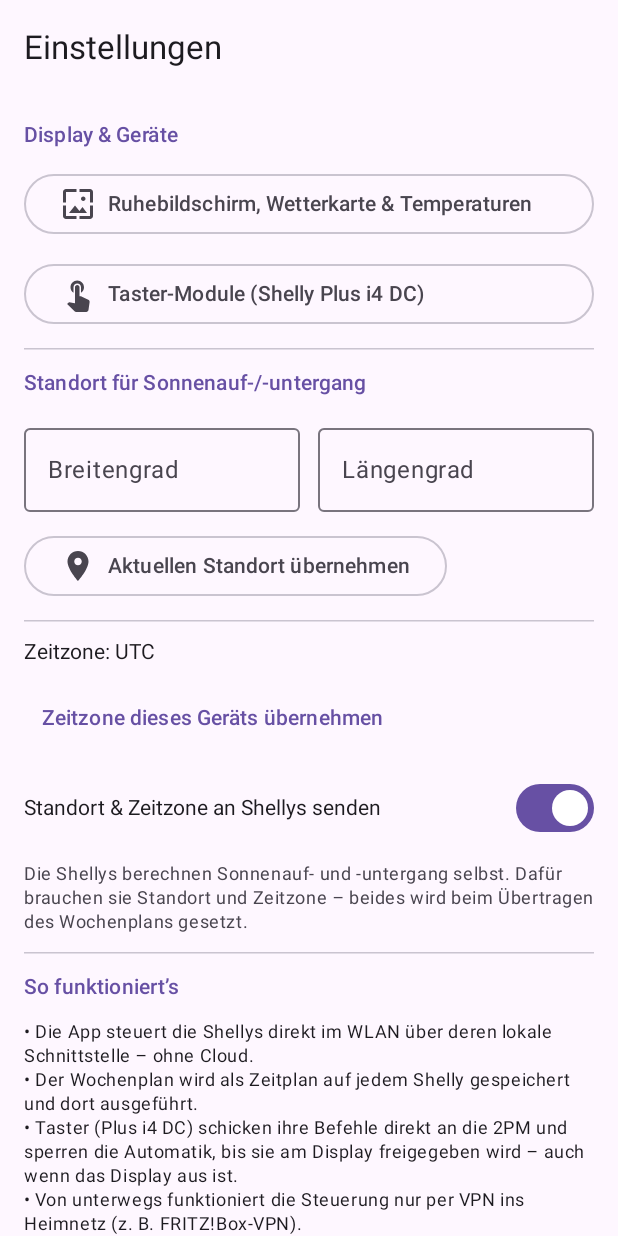
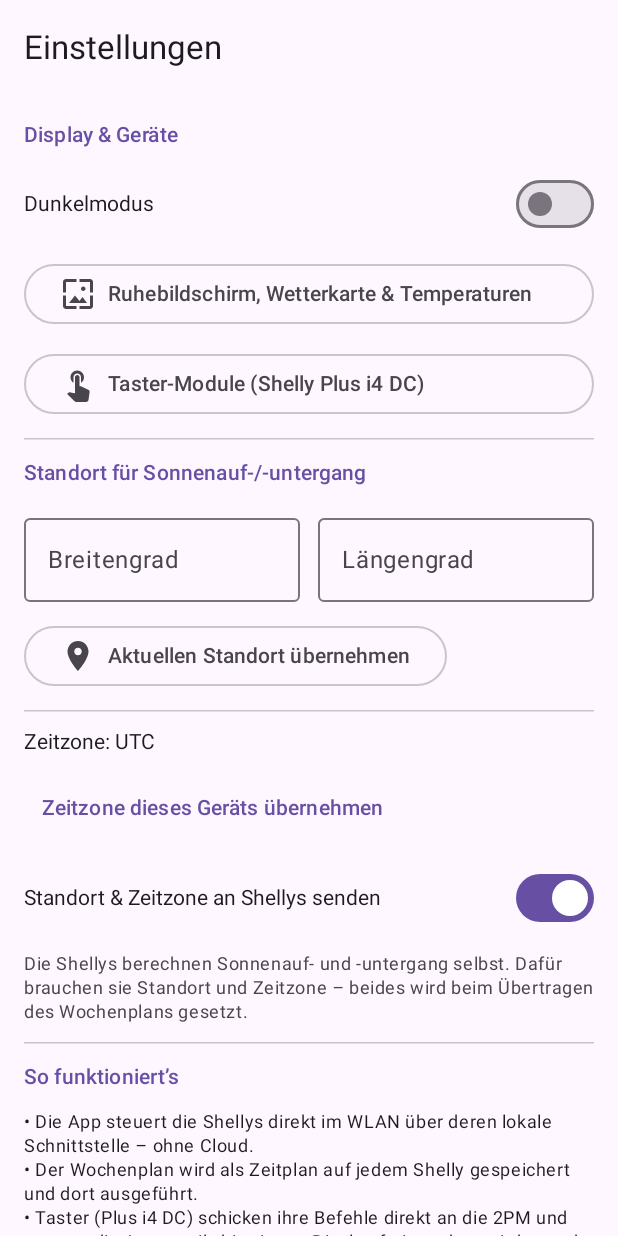
Before and after one commit to Refadim600/Rolladen, an Android app built with Jetpack Compose: the composable SettingsScreen shown on its own in the app's theme, on a phone screen of 412 x 824 dp. Run offline under Robolectric (Android 15) with nearby library versions, the phone set to English and light mode, and no system bars; libraries missing offline, so code that uses them is left out: org.osmdroid.config, org.osmdroid.tileprovider, org.osmdroid.util, org.osmdroid.views; pictures from the network do not load.

Commit message:
Dunkelmodus-Schalter, Wetterkarte mit festem Infobereich
- Einstellungen: Dunkelmodus für alle Seiten (Karte bleibt hell)
- Wetterseite: Infobereich mit fester Breite/Höhe, Karte wird abgeschnitten
  statt bei kleinen Zoomstufen in Uhr und Temperaturen zu ragen

Co-Authored-By: Claude Opus 5.5 <noreply@anthropic.com>
Claude-Session: https://claude.ai/code/session_01KNunnSxDEGXRf8auYaWbAP

```diff
--- a/android/app/build.gradle.kts
+++ b/android/app/build.gradle.kts
@@ -14,8 +14,8 @@ android {
         // Android 5.0 und neuer (java.time über Desugaring)
         minSdk = 21
         targetSdk = 35
-        versionCode = 4
-        versionName = "2.0.1"
+        versionCode = 5
+        versionName = "2.0.2"
     }
 
     // Fester Schlüssel im Repo: Jeder Build hat dieselbe Signatur, Updates lassen sich drüber installieren.
--- a/android/app/src/main/java/de/refadim/rollladen/Models.kt
+++ b/android/app/src/main/java/de/refadim/rollladen/Models.kt
@@ -194,6 +194,8 @@ data class DisplaySettings(
     /** Nach so vielen Sekunden ohne Bedienung zurück zum Ruhebildschirm; 0 = nie */
     val idleTimeoutSeconds: Int = 120,
     val keepScreenOn: Boolean = true,
+    /** Dunkle Darstellung aller Seiten (die Wetterkarte selbst bleibt hell) */
+    val darkMode: Boolean = false,
     val mapZoom: Int = 8,
     /** Ebene des DWD-WMS (maps.dwd.de) */
     val radarLayer: String = "dwd:Niederschlagsradar",
--- a/android/app/src/main/java/de/refadim/rollladen/SettingsScreen.kt
+++ b/android/app/src/main/java/de/refadim/rollladen/SettingsScreen.kt
@@ -85,6 +85,13 @@ fun SettingsScreen(vm: AppViewModel, onOpenDisplay: () -> Unit, onOpenInputs: ()
         ) {
             Text("Display & Geräte", style = MaterialTheme.typography.titleSmall,
                 color = MaterialTheme.colorScheme.primary)
+            Row(verticalAlignment = Alignment.CenterVertically) {
+                Text("Dunkelmodus", Modifier.weight(1f))
+                Switch(
+                    checked = vm.display.darkMode,
+                    onCheckedChange = { vm.updateDisplay(vm.display.copy(darkMode = it)) },
+                )
+            }
             OutlinedButton(onClick = onOpenDisplay, modifier = Modifier.fillMaxWidth()) {
                 Icon(Icons.Filled.Wallpaper, null)
                 Spacer(Modifier.width(8.dp))
```
Also changed, not shown: android/app/src/main/java/de/refadim/rollladen/IdleScreens.kt (+15 -6 lines), android/app/src/main/java/de/refadim/rollladen/MainActivity.kt (+14 -8 lines).
